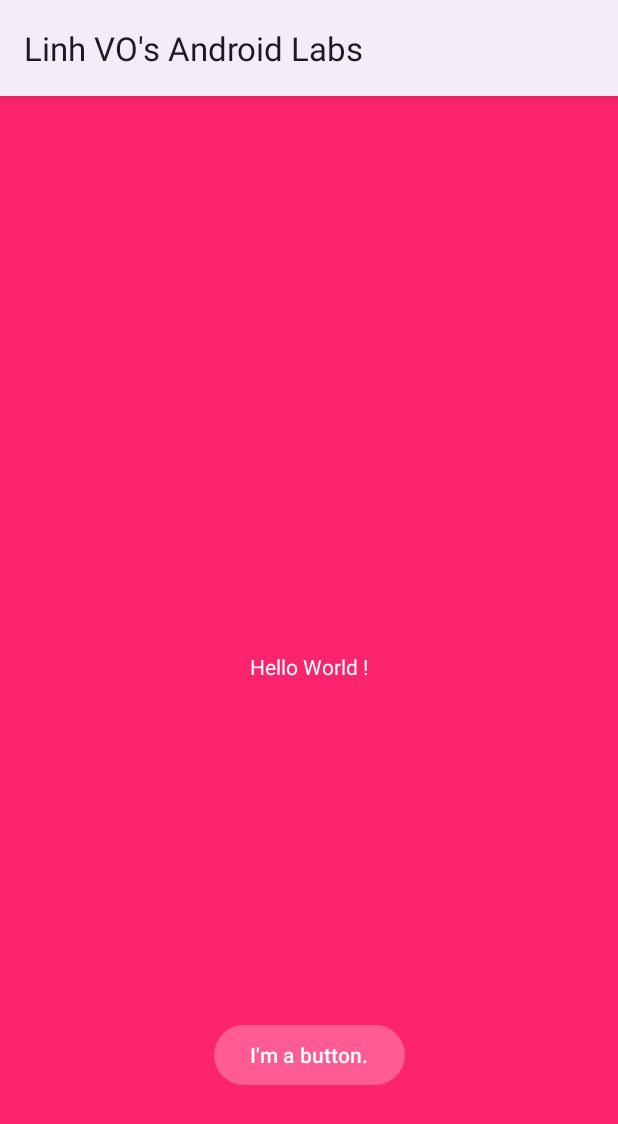
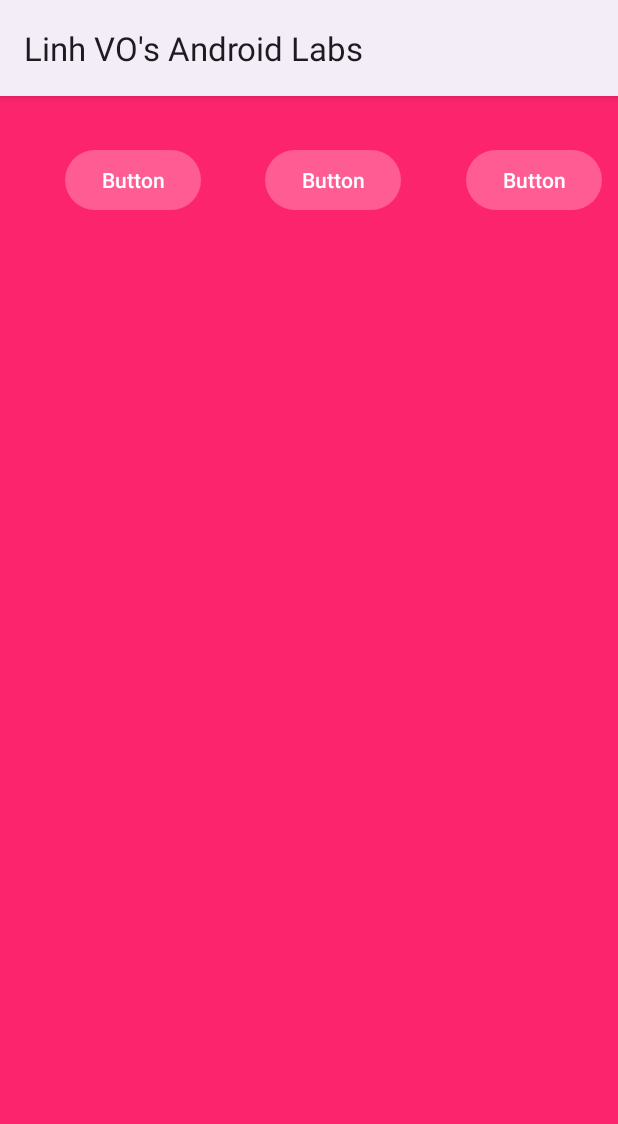
Before and after one commit to nguyenlinh143/LinhVoAndroidLabs, an Android app: the screen it shows after launch (MainActivity), on a phone screen of 412 x 824 dp. Shown: the top 1124 px of the screen. Run offline under Robolectric (Android 15) with nearby library versions, the phone set to English and light mode, and no system bars.

Commit message:
"Finished step 2"

```diff
--- a/app/src/main/java/algonquin/cst2335/vo000077/MainActivity.java
+++ b/app/src/main/java/algonquin/cst2335/vo000077/MainActivity.java
@@ -10,6 +10,6 @@
     protected void onCreate(Bundle savedInstanceState) {
         super.onCreate(savedInstanceState);
         setContentView(R.layout.activity_main);
-        System.out.println("Hello World!");
+
     }
 }
--- a/app/src/main/res/layout/activity_main.xml
+++ b/app/src/main/res/layout/activity_main.xml
@@ -1,32 +1,43 @@
 <?xml version="1.0" encoding="utf-8"?>
-<androidx.constraintlayout.widget.ConstraintLayout
-    xmlns:android="http://schemas.android.com/apk/res/android"
+<androidx.constraintlayout.widget.ConstraintLayout xmlns:android="http://schemas.android.com/apk/res/android"
     xmlns:app="http://schemas.android.com/apk/res-auto"
     xmlns:tools="http://schemas.android.com/tools"
     android:layout_width="match_parent"
     android:layout_height="match_parent"
     tools:context=".MainActivity">
 
-    <TextView
-        android:id="@+id/textView"
+
+    <Button
+        android:id="@+id/button1"
         android:layout_width="wrap_content"
         android:layout_height="wrap_content"
-        android:text="@string/hello_message"
-        app:layout_constraintBottom_toBottomOf="parent"
-        app:layout_constraintEnd_toEndOf="parent"
+        android:layout_marginStart="32dp"
+        android:layout_marginTop="32dp"
+        android:text="Button"
+        app:layout_constraintEnd_toStartOf="@+id/button2"
+        app:layout_constraintHorizontal_bias="0.5"
         app:layout_constraintStart_toStartOf="parent"
         app:layout_constraintTop_toTopOf="parent" />
 
     <Button
+        android:id="@+id/button2"
         android:layout_width="wrap_content"
         android:layout_height="wrap_content"
-        android:layout_marginBottom="50dp"
-        android:text="@string/button_message"
-        app:layout_constraintBottom_toBottomOf="parent"
+        android:layout_marginStart="32dp"
+        android:text="Button"
+        app:layout_constraintEnd_toStartOf="@+id/button3"
+        app:layout_constraintHorizontal_bias="0.5"
+        app:layout_constraintStart_toEndOf="@+id/button1"
+        app:layout_constraintTop_toTopOf="@+id/button1" />
+
+    <Button
+        android:id="@+id/button3"
+        android:layout_width="wrap_content"
+        android:layout_height="wrap_content"
+        android:layout_marginStart="32dp"
+        android:text="Button"
         app:layout_constraintEnd_toEndOf="parent"
-        app:layout_constraintStart_toStartOf="parent"
-        app:layout_constraintTop_toBottomOf="@+id/textView"
-        app:layout_constraintVertical_bias="0.829" />
-
-
+        app:layout_constraintHorizontal_bias="0.5"
+        app:layout_constraintStart_toEndOf="@+id/button2"
+        app:layout_constraintTop_toTopOf="@+id/button2" />
 </androidx.constraintlayout.widget.ConstraintLayout>
```
